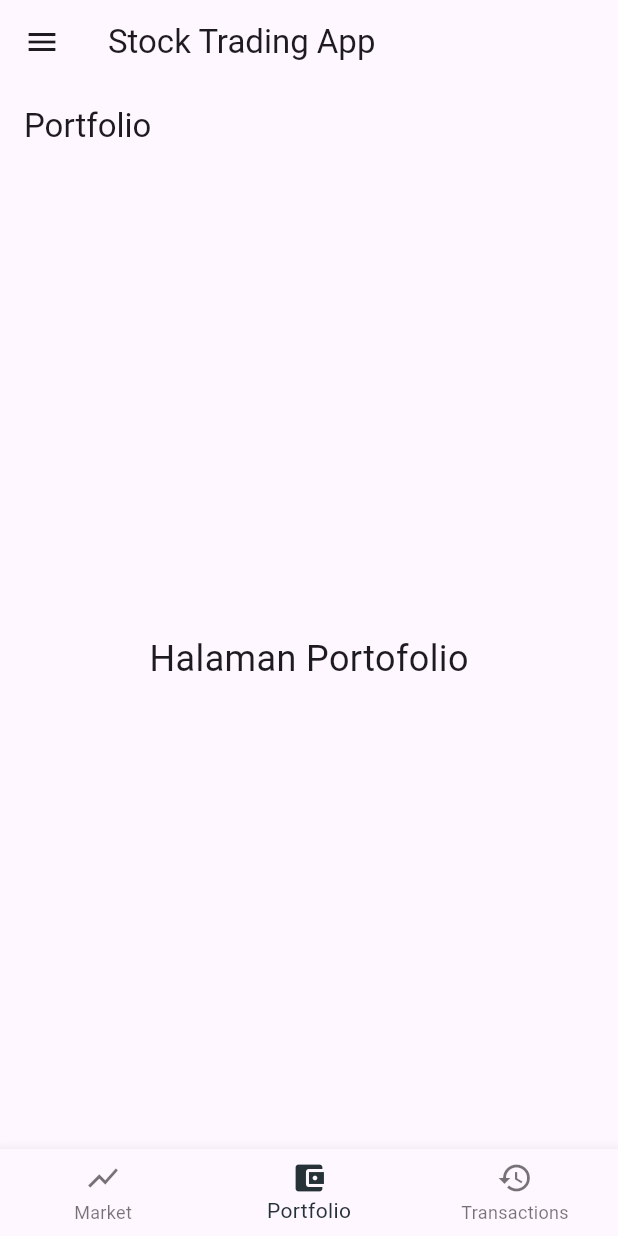
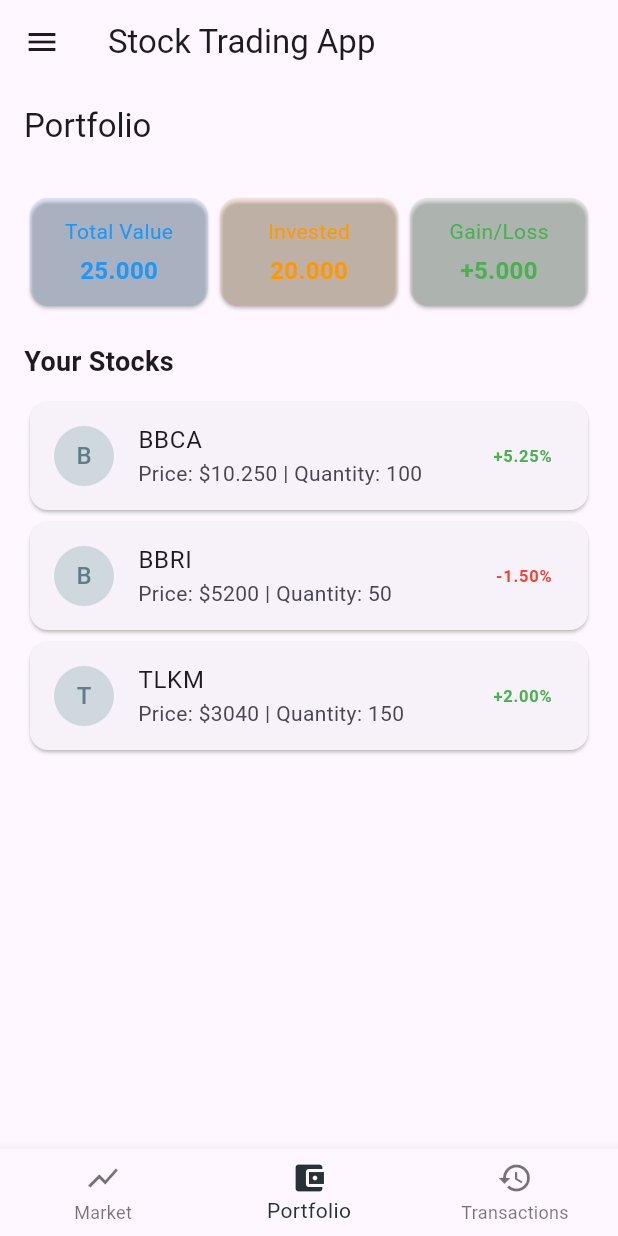
Before and after one commit to FauziXR7/widget1, a Flutter app: the screen it shows after launch, item 2 of the bottom bar chosen, on a phone screen of 412 x 824 dp. Run offline on Flutter 3.47's test engine with Material 3 defaults, Android fonts, the phone set to English and light mode, and no system bars; network calls fail.

Commit message:
Tugas.dart

```diff
--- a/lib/tugas.dart
+++ b/lib/tugas.dart
@@ -1,6 +1,5 @@
 import 'package:flutter/material.dart';
 import 'package:flutter/widgets.dart';
-import '';
 
 class Tugas extends StatelessWidget {
   const Tugas({super.key});
@@ -51,14 +50,14 @@ class _TradingHomeState extends State<TradingHome> {
       const Padding(
         padding: EdgeInsets.all(16.0),
         child: Text(
-          'Market Overview',
+          'Home Page',
           style: TextStyle(fontSize: 24, fontWeight: FontWeight.bold),
         ),
       ),
       const Padding(
         padding: EdgeInsets.symmetric(horizontal: 16.0),
         child: Text(
-          'IDX 30',
+          'Perpus Main Page',
           style: TextStyle(fontSize: 18, fontWeight: FontWeight.w600),
         ),
       ),
@@ -138,10 +137,36 @@ class _TradingHomeState extends State<TradingHome> {
       appBar: AppBar(
         title: const Text('Portfolio'),
       ),
-      body: Center(
-        child: Text(
-          'Halaman Portofolio',
-          style: TextStyle(fontSize: 24),
+      body: Padding(
+        padding: const EdgeInsets.all(16.0),
+        child: Column(
+          crossAxisAlignment: CrossAxisAlignment.start,
+          children: [
+            // Portfolio Summary Cards
+            Row(
+              mainAxisAlignment: MainAxisAlignment.spaceBetween,
+              children: [
+                _buildSummaryCard('Total Value', '\25.000', Colors.blue),
+                _buildSummaryCard('Invested', '\20.000', Colors.orange),
+                _buildSummaryCard('Gain/Loss', '+\5.000', Colors.green),
+              ],
+            ),
+            const SizedBox(height: 20),
+            const Text(
+              'Your Stocks',
+              style: TextStyle(fontSize: 18, fontWeight: FontWeight.bold),
+            ),
+            const SizedBox(height: 10),
+            Expanded(
+              child: ListView(
+                children: [
+                  _buildPortfolioStockRow('BBCA', '10.250', '100', '+5.25%'),
+                  _buildPortfolioStockRow('BBRI', '5200', '50', '-1.50%'),
+                  _buildPortfolioStockRow('TLKM', '3040', '150', '+2.00%'),
+                ],
+              ),
+            ),
+          ],
         ),
       ),
     );
@@ -152,10 +177,96 @@ class _TradingHomeState extends State<TradingHome> {
       appBar: AppBar(
         title: const Text('Transactions'),
       ),
-      body: Center(
-        child: Text(
-          'Halaman Transaksi',
-          style: TextStyle(fontSize: 24),
+      body: Padding(
+        padding: const EdgeInsets.all(16.0),
+        child: Column(
+          crossAxisAlignment: CrossAxisAlignment.start,
+          children: [
+            const Text(
+              'Recent Transactions',
+              style: TextStyle(fontSize: 18, fontWeight: FontWeight.bold),
+            ),
+            const SizedBox(height: 10),
+            Expanded(
+              child: ListView(
+                children: [
+                  _buildTransactionRow(
+                      'BBCA', 'Buy', '10', '\10.000', '05 Nov 2024'),
+                  _buildTransactionRow(
+                      'BBRI', 'Sell', '20', '\15.000', '03 Nov 2024'),
+                  _buildTransactionRow(
+                      'TLKM', 'Buy', '30', '\8.000', '01 Nov 2024'),
+                ],
+              ),
+            ),
+          ],
+        ),
+      ),
+    );
+  }
+
+  Widget _buildSummaryCard(String title, String value, Color color) {
+    return Expanded(
+      child: Card(
+        color: color.withOpacity(0.1),
+        child: Padding(
+          padding: const EdgeInsets.all(12.0),
+          child: Column(
+            children: [
+              Text(
+                title,
+                style: TextStyle(fontSize: 14, color: color),
+              ),
+              const SizedBox(height: 5),
+              Text(
+                value,
+                style: TextStyle(
+                    fontSize: 16, fontWeight: FontWeight.bold, color: color),
+              ),
+            ],
+          ),
+        ),
+      ),
+    );
+  }
+
+  Widget _buildPortfolioStockRow(
+      String ticker, String price, String quantity, String change) {
+    return Card(
+      child: ListTile(
+        leading: CircleAvatar(
+          backgroundColor: Colors.blueGrey.shade100,
+          child: Text(
+            ticker[0],
+            style: const TextStyle(color: Colors.blueGrey),
+          ),
+        ),
+        title: Text(ticker),
+        subtitle: Text('Price: \$${price} | Quantity: ${quantity}'),
+        trailing: Text(
+          change,
+          style: TextStyle(
+            color: change.contains('+') ? Colors.green : Colors.red,
+            fontWeight: FontWeight.bold,
+          ),
+        ),
+      ),
+    );
+  }
+
+  Widget _buildTransactionRow(
+      String ticker, String type, String quantity, String value, String date) {
+    return Card(
+      child: ListTile(
+        leading: Icon(
+          type == 'Buy' ? Icons.arrow_upward : Icons.arrow_downward,
+          color: type == 'Buy' ? Colors.green : Colors.red,
+        ),
+        title: Text('$ticker - $type'),
+        subtitle: Text('Quantity: $quantity | Value: $value'),
+        trailing: Text(
+          date,
+          style: const TextStyle(color: Colors.grey),
         ),
       ),
     );
```
